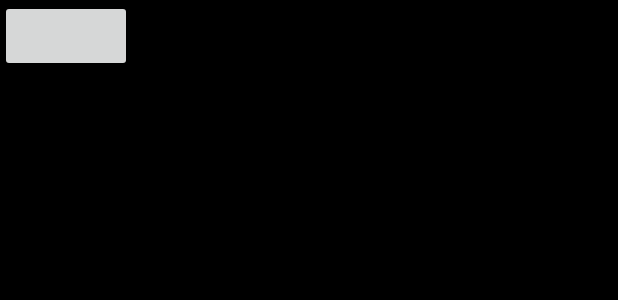
After one commit to jennadeng/Awkscape, an Android app: the layout activity_black_screen.xml on its own in the app's theme, with its tools: preview values and no code run, on a phone screen of 412 x 824 dp. The commit adds this screen. Shown: the top 300 px of the screen. Run offline under Robolectric (Android 15) with nearby library versions, the phone set to English and light mode, and no system bars.

Commit message:
With background and buttons but has some problems with context

```diff
--- a/mobile/src/main/res/layout/activity_alarm.xml
+++ b/mobile/src/main/res/layout/activity_alarm.xml
@@ -18,7 +18,7 @@
     <include layout="@layout/content_alarm" />
 
     <Button
-        android:id = "@+id/backBtn"
+        android:id = "@+id/off"
         android:layout_width="wrap_content"
         android:layout_height="wrap_content" />
 
--- /dev/null
+++ b/mobile/src/main/res/layout/activity_black_screen.xml
@@ -0,0 +1,13 @@
+<LinearLayout android:background="@color/black"
+        xmlns:android="http://schemas.android.com/apk/res/android"
+        xmlns:tools="http://schemas.android.com/tools"
+        android:layout_width="match_parent"
+        android:layout_height="match_parent"
+        tools:context="BlackScreen">
+
+    <Button
+        android:id = "@+id/backBtn"
+        android:layout_width="wrap_content"
+        android:layout_height="wrap_content" />
+
+</LinearLayout>
--- a/mobile/src/main/res/values/strings.xml
+++ b/mobile/src/main/res/values/strings.xml
@@ -2,4 +2,6 @@
     <string name="app_name">"Awkscape "</string>
     <string name="action_settings">Settings</string>
     <string name="title_activity_alarm">AlarmActivity</string>
+    <string name="title_activity_call_card">CallCard</string>
+    <string name="title_activity_black_screen">BlackScreen</string>
 </resources>
```
Also changed, not shown: mobile/src/main/AndroidManifest.xml (+9 -3 lines), mobile/src/main/java/hackny/awkscape/AlarmActivity.java (+9 -5 lines), mobile/src/main/java/hackny/awkscape/BlackScreen.java (added, +37 -0 lines), mobile/src/main/res/layout/content_black_screen.xml (added, +12 -0 lines), mobile/src/main/res/values/colors.xml (+16 -0 lines).
